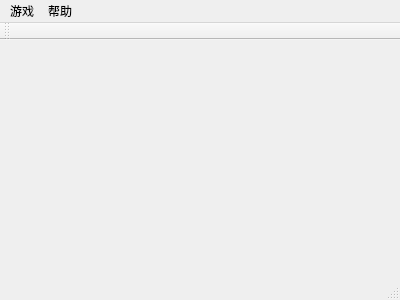
Before: the Qt Designer form qtweb/qtweb/MainWindow.ui in JackZ0/QTPractice, drawn with Qt 5.
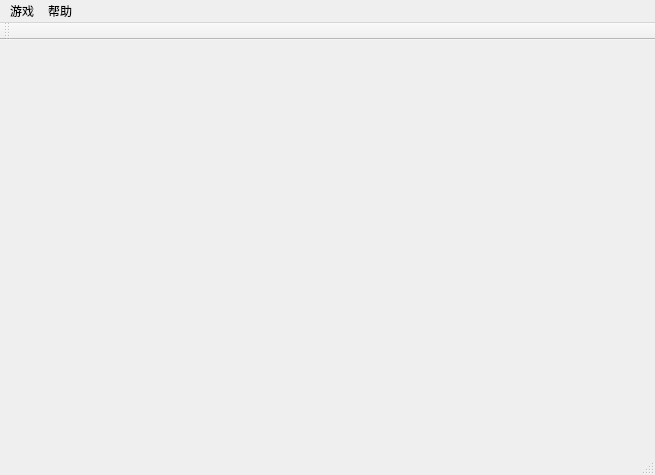
After: the same form once the commit is applied.

```diff
--- a/qtweb/qtweb/MainWindow.ui
+++ b/qtweb/qtweb/MainWindow.ui
@@ -6,8 +6,8 @@
    <rect>
     <x>0</x>
     <y>0</y>
-    <width>400</width>
-    <height>300</height>
+    <width>655</width>
+    <height>475</height>
    </rect>
   </property>
   <property name="windowTitle">
@@ -21,7 +21,7 @@
     <rect>
      <x>0</x>
      <y>0</y>
-     <width>400</width>
+     <width>655</width>
      <height>23</height>
     </rect>
    </property>
```
